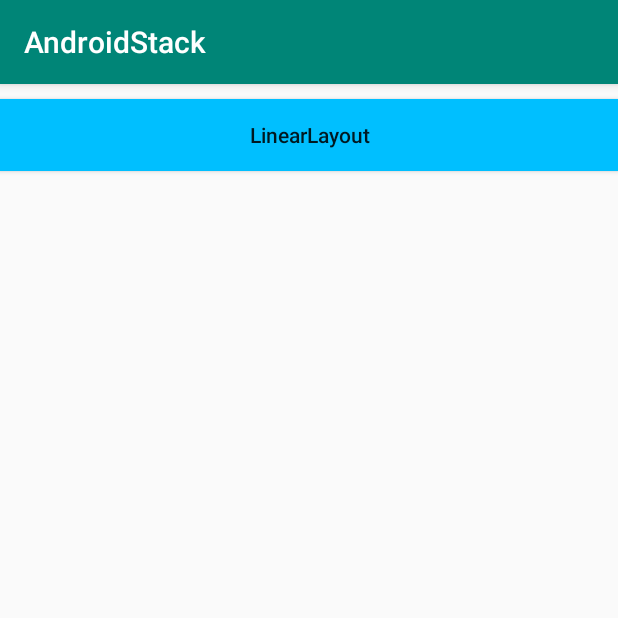
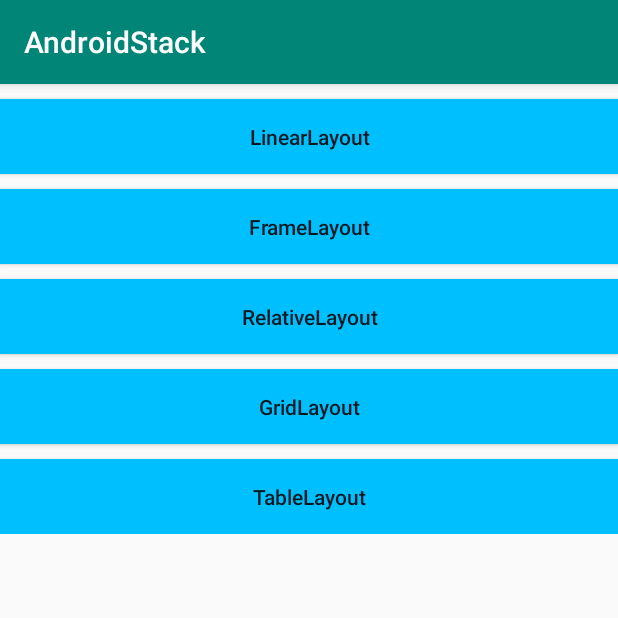
Before and after one commit to philip-knight/androidstack, an Android app: the UILayoutCenter screen opened directly, with no data from a screen before it, on a phone screen of 412 x 824 dp, the top half of it. Run offline under Robolectric (Android 15) with nearby library versions, the phone set to English and light mode, and no system bars.

Commit message:
6 大布局

```diff
--- a/app/src/main/AndroidManifest.xml
+++ b/app/src/main/AndroidManifest.xml
@@ -9,7 +9,11 @@
         android:roundIcon="@mipmap/ic_launcher_round"
         android:supportsRtl="true"
         android:theme="@style/AppTheme">
-        <activity android:name=".ui_layout.UILayoutCenter"></activity>
+        <activity android:name=".ui_layout.TableLayoutActivity"></activity>
+        <activity android:name=".ui_layout.GridActivity" />
+        <activity android:name=".ui_layout.RelativeLayoutActivity" />
+        <activity android:name=".ui_layout.FrameLayoutActivity" />
+        <activity android:name=".ui_layout.UILayoutCenter" />
         <activity android:name=".ui_layout.LinearLayoutActivity" />
         <activity android:name=".MainActivity">
             <intent-filter>
--- a/app/src/main/java/com/example/androidstack/ui_layout/UILayoutCenter.java
+++ b/app/src/main/java/com/example/androidstack/ui_layout/UILayoutCenter.java
@@ -6,11 +6,13 @@ import android.content.Intent;
 import android.os.Bundle;
 import android.view.View;
 import android.widget.Button;
+import android.widget.FrameLayout;
 
 import com.example.androidstack.R;
 
 public class UILayoutCenter extends AppCompatActivity implements View.OnClickListener{
-    private Button mBtnGoToLinearLayout;
+    private Button mBtnGoToLinearLayout, mBtnGoToFrameLayout, mBtnGoToRelativeLayout,
+    mBtnGoToGridLayout, mBtnGoToTableLayout;
 
     @Override
     protected void onCreate(Bundle savedInstanceState) {
@@ -26,10 +28,18 @@ public class UILayoutCenter extends AppCompatActivity implements View.OnClickLis
 
     private void initView(){
         mBtnGoToLinearLayout = findViewById(R.id.ui_layout_linearlayout);
+        mBtnGoToFrameLayout = findViewById(R.id.ui_layout_framelayout);
+        mBtnGoToRelativeLayout = findViewById(R.id.ui_layout_relativelayout);
+        mBtnGoToGridLayout = findViewById(R.id.ui_layout_gridlayout);
+        mBtnGoToTableLayout = findViewById(R.id.ui_layout_tablelayout);
     }
 
     private void initListener(){
         mBtnGoToLinearLayout.setOnClickListener(this);
+        mBtnGoToFrameLayout.setOnClickListener(this);
+        mBtnGoToRelativeLayout.setOnClickListener(this);
+        mBtnGoToGridLayout.setOnClickListener(this);
+        mBtnGoToTableLayout.setOnClickListener(this);
     }
 
     @Override
@@ -38,6 +48,18 @@ public class UILayoutCenter extends AppCompatActivity implements View.OnClickLis
             case R.id.ui_layout_linearlayout:
                 startActivity(new Intent(this, LinearLayoutActivity.class));
                 break;
+            case R.id.ui_layout_framelayout:
+                startActivity(new Intent(this, FrameLayoutActivity.class));
+                break;
+            case R.id.ui_layout_relativelayout:
+                startActivity(new Intent(this, RelativeLayoutActivity.class));
+                break;
+            case R.id.ui_layout_gridlayout:
+                startActivity(new Intent(this, GridActivity.class));
+                break;
+            case R.id.ui_layout_tablelayout:
+                startActivity(new Intent(this, TableLayoutActivity.class));
+                break;
             default:
                 break;
         }
--- a/app/src/main/res/layout/activity_uilayout_center.xml
+++ b/app/src/main/res/layout/activity_uilayout_center.xml
@@ -10,14 +10,58 @@
         android:layout_width="match_parent"
         android:layout_height="match_parent">
 
-        <Button
-            android:id="@+id/ui_layout_linearlayout"
+        <LinearLayout
+            android:layout_width="match_parent"
+            android:layout_height="match_parent"
+            android:orientation="vertical">
+
+            <Button
+                android:id="@+id/ui_layout_linearlayout"
+                android:layout_width="match_parent"
+                android:layout_height="50dp"
+                android:layout_marginTop="10dp"
+                android:background="#00BFFF"
+                android:text="LinearLayout"
+                android:textAllCaps="false"/>
+
+            <Button
+            android:id="@+id/ui_layout_framelayout"
             android:layout_width="match_parent"
             android:layout_height="50dp"
             android:layout_marginTop="10dp"
             android:background="#00BFFF"
-            android:text="LinearLayout"
+            android:text="FrameLayout"
             android:textAllCaps="false"/>
+
+            <Button
+            android:id="@+id/ui_layout_relativelayout"
+            android:layout_width="match_parent"
+            android:layout_height="50dp"
+            android:layout_marginTop="10dp"
+            android:background="#00BFFF"
+            android:text="RelativeLayout"
+            android:textAllCaps="false"/>
+
+            <Button
+            android:id="@+id/ui_layout_gridlayout"
+            android:layout_width="match_parent"
+            android:layout_height="50dp"
+            android:layout_marginTop="10dp"
+            android:background="#00BFFF"
+            android:text="GridLayout"
+            android:textAllCaps="false"/>
+
+            <Button
+                android:id="@+id/ui_layout_tablelayout"
+                android:layout_width="match_parent"
+                android:layout_height="50dp"
+                android:layout_marginTop="10dp"
+                android:background="#00BFFF"
+                android:text="TableLayout"
+                android:textAllCaps="false"/>
+
+        </LinearLayout>
+
 
     </ScrollView>
 
--- a/app/src/main/res/values/colors.xml
+++ b/app/src/main/res/values/colors.xml
@@ -3,4 +3,10 @@
     <color name="colorPrimary">#008577</color>
     <color name="colorPrimaryDark">#00574B</color>
     <color name="colorAccent">#D81B60</color>
+    <color name="color1">#f00</color>
+    <color name="color2">#0f0</color>
+    <color name="color3">#00f</color>
+    <color name="color4">#ff0</color>
+    <color name="color5">#f0f</color>
+    <color name="color6">#0ff</color>
 </resources>
```
Also changed, not shown: app/src/main/java/com/example/androidstack/ui_layout/FrameLayoutActivity.java (added, +78 -0 lines), app/src/main/java/com/example/androidstack/ui_layout/GridActivity.java (added, +48 -0 lines), app/src/main/java/com/example/androidstack/ui_layout/RelativeLayoutActivity.java (added, +16 -0 lines), app/src/main/java/com/example/androidstack/ui_layout/TableLayoutActivity.java (added, +16 -0 lines), app/src/main/res/layout/activity_frame_layout.xml (added, +54 -0 lines), app/src/main/res/layout/activity_grid.xml (added, +28 -0 lines), app/src/main/res/layout/activity_linear_layout.xml (+34 -8 lines), app/src/main/res/layout/activity_relative_layout.xml (added, +46 -0 lines), app/src/main/res/layout/activity_table_layout.xml (added, +113 -0 lines).
